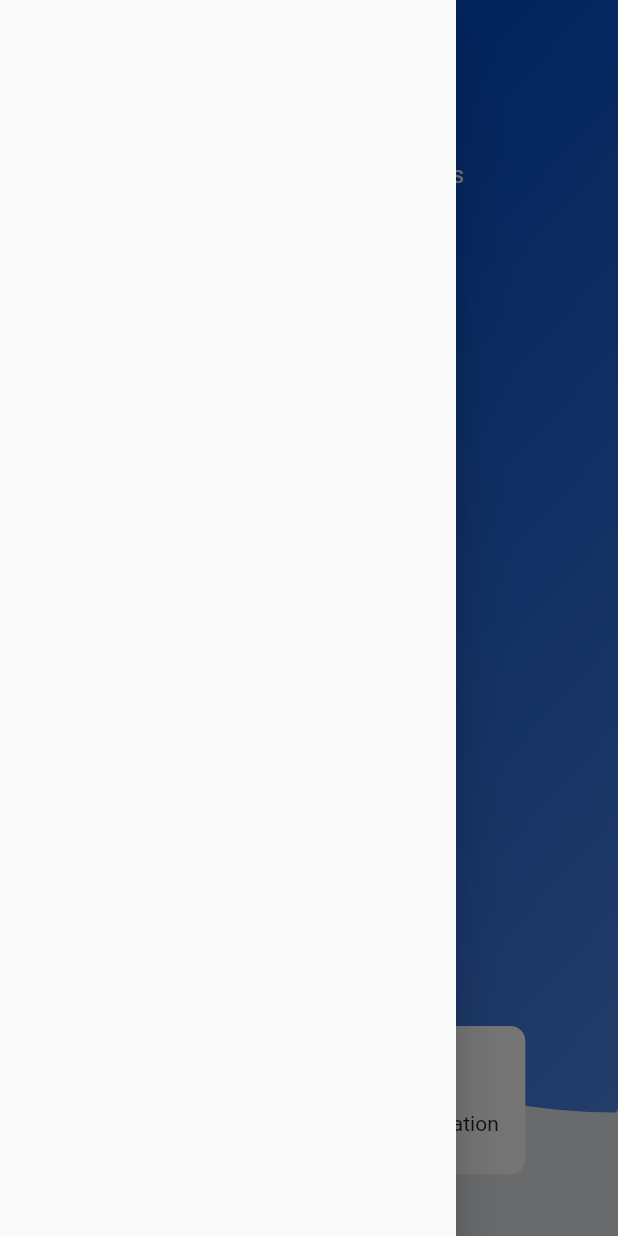
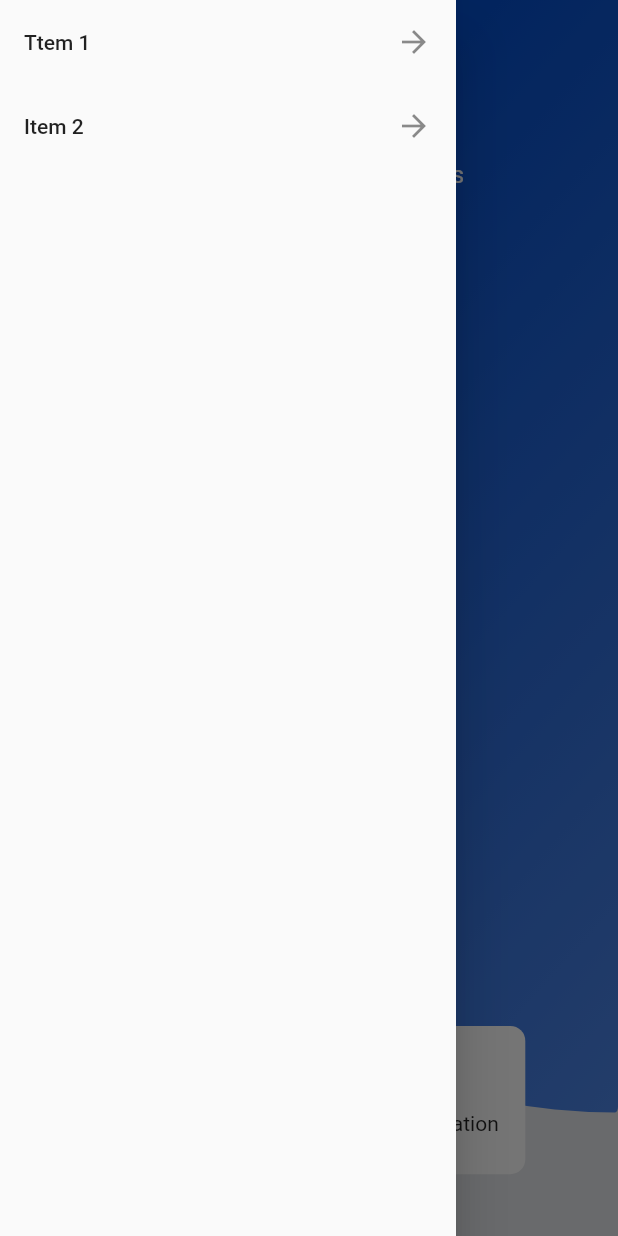
Before and after one commit to NICK-2002/ShareH, a Flutter app: the screen it shows after launch, with the side drawer open, on a phone screen of 412 x 824 dp. Run offline on Flutter 3.47's test engine with Material 2 defaults, Android fonts, the phone set to English and light mode, and no system bars; our stand-ins replace get, velocity_x.

Commit message:
creating drawer page $ connect to the home page

```diff
--- a/lib/app/data/collection.dart
+++ b/lib/app/data/collection.dart
@@ -2,8 +2,7 @@ import 'package:flutter/cupertino.dart';
 import 'package:flutter/material.dart';
 import 'package:get/get.dart';
 
-final GlobalKey<ScaffoldState>? drawerSacffoldKey =
-    new GlobalKey<ScaffoldState>();
+
 
 class Collection {}
 
--- a/lib/app/modules/home/controllers/home_controller.dart
+++ b/lib/app/modules/home/controllers/home_controller.dart
@@ -1,9 +1,10 @@
+import 'package:flutter/material.dart';
 import 'package:get/get.dart';
 
 class HomeController extends GetxController {
   //TODO: Implement HomeController
 
-  final count = 0.obs;
+  var scaffoldKey = GlobalKey<ScaffoldState>();
   @override
   void onInit() {
     super.onInit();
@@ -18,6 +19,8 @@ class HomeController extends GetxController {
   void onClose() {
     super.onClose();
   }
+  void openDrawer() {
+      scaffoldKey.currentState!.openDrawer();
+  }
 
-  void increment() => count.value++;
 }
--- a/lib/app/modules/home/views/home_view.dart
+++ b/lib/app/modules/home/views/home_view.dart
@@ -4,18 +4,21 @@ import 'package:flutter/material.dart';
 import 'package:get/get.dart';
 import 'package:share_h/app/data/collection.dart';
 import 'package:share_h/app/routes/app_pages.dart';
+import 'package:share_h/app/widget/drawer.dart';
 import 'package:velocity_x/velocity_x.dart';
 
 import '../controllers/home_controller.dart';
 
 class HomeView extends GetView<HomeController> {
   const HomeView({Key? key}) : super(key: key);
+
   @override
   Widget build(BuildContext context) {
+    return GetBuilder<HomeController>(builder: (controller) {
       return Scaffold(
-      key: drawerSacffoldKey,
+          key: controller.scaffoldKey,
           backgroundColor: Vx.gray200,
-        drawer: Drawer(),
+          drawer: MyDrawer(),
           body: Stack(
             children: [
               Container(
@@ -40,13 +43,14 @@ class HomeView extends GetView<HomeController> {
                     top: MediaQuery.of(context).size.height * 0.0575,
                     left: MediaQuery.of(context).size.width * 0.05,
                   ),
-                // child: IconButton(
-                //   icon: Icon(CupertinoIcons.line_horizontal_3),
-                //   onPressed: () async {},
-                //   iconSize: 29,
-                //   color: Colors.white,
-                // )
-                ),
+                  child: IconButton(
+                    icon: Icon(CupertinoIcons.line_horizontal_3),
+                    onPressed: () async {
+                      controller.openDrawer();
+                    },
+                    iconSize: 29,
+                    color: Colors.white,
+                  )),
               Align(
                 alignment: Alignment.topCenter,
                 child: Padding(
@@ -182,11 +186,13 @@ class HomeView extends GetView<HomeController> {
                             child: Column(
                               children: [
                                 IconButton(
-                                  onPressed: () => Get.toNamed(Routes.HISTORY),
+                                    onPressed: () =>
+                                        Get.toNamed(Routes.HISTORY),
                                     icon: const Icon(
                                       Icons.history,
                                     ),
-                                  iconSize: MediaQuery.of(context).size.height *
+                                    iconSize:
+                                        MediaQuery.of(context).size.height *
                                             0.05),
                                 "History".text.make(),
                               ],
@@ -221,5 +227,6 @@ class HomeView extends GetView<HomeController> {
               )
             ],
           ));
+    });
   }
 }
--- a/lib/app/routes/app_pages.dart
+++ b/lib/app/routes/app_pages.dart
@@ -15,7 +15,7 @@ class AppPages {
   static final routes = [
     GetPage(
       name: _Paths.HOME,
-      page: () => const HomeView(),
+      page: () =>  HomeView(),
       binding: HomeBinding(),
     ),
     GetPage(
--- /dev/null
+++ b/lib/app/widget/drawer.dart
@@ -0,0 +1,28 @@
+import 'package:flutter/material.dart';
+
+class MyDrawer extends StatefulWidget {
+  MyDrawer({Key? key}) : super(key: key);
+
+  @override
+  State<MyDrawer> createState() => _MyDrawerState();
+}
+
+class _MyDrawerState extends State<MyDrawer> {
+  @override
+  Widget build(BuildContext context) {
+    return Drawer(
+            child: ListView(
+              children: const <Widget>[
+                ListTile(
+                  title: Text("Ttem 1"),
+                  trailing: Icon(Icons.arrow_forward),
+                ),
+                ListTile(
+                  title: Text("Item 2"),
+                  trailing: Icon(Icons.arrow_forward),
+                ),
+              ],
+            ),
+          );
+  }
+}
```
Lines whose indentation alone changed are shown as unchanged.
